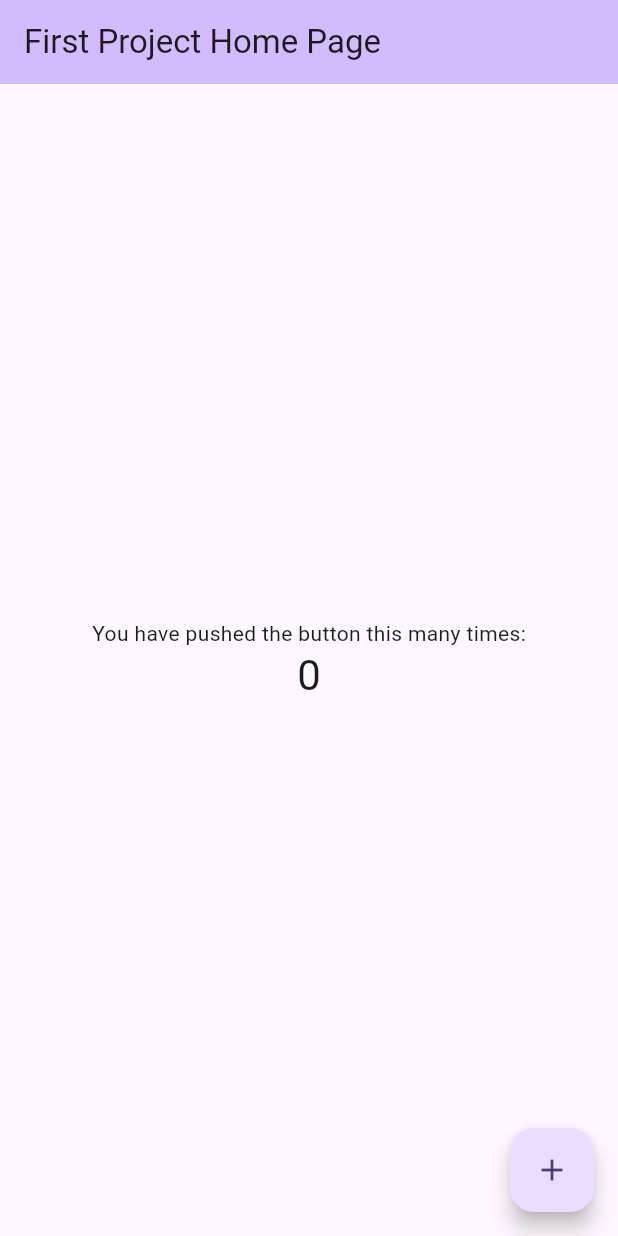
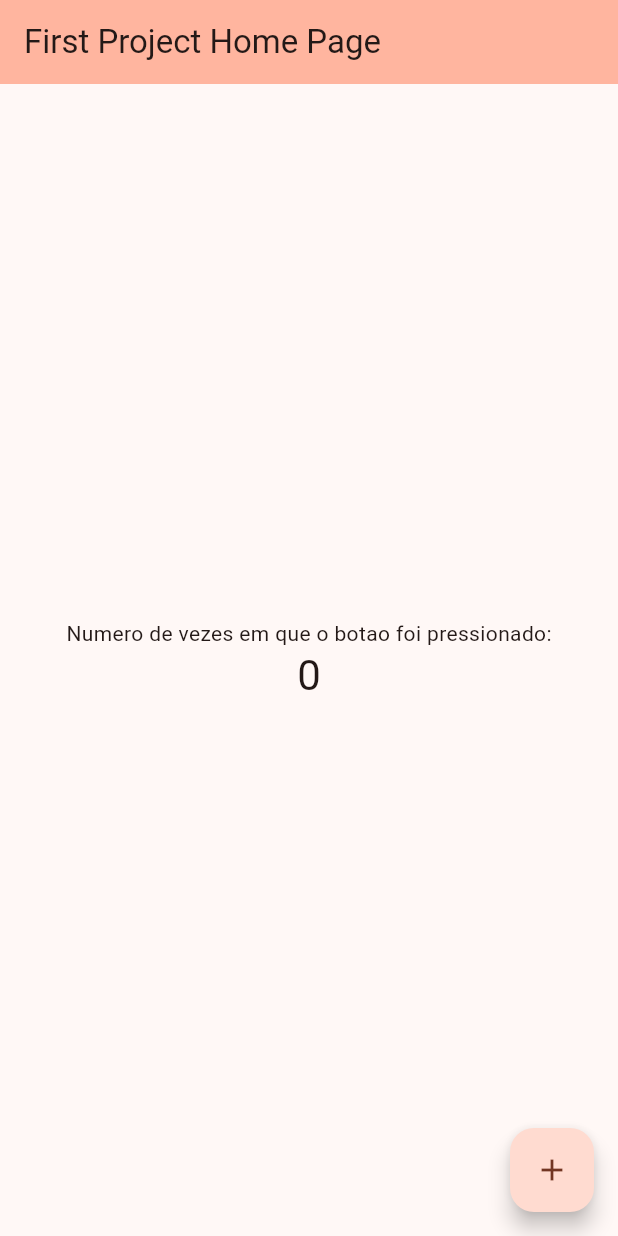
Before and after one commit to ArturSslva/first_project_dio_artur, a Flutter app: the screen it shows after launch, on a phone screen of 412 x 824 dp. Run offline on Flutter 3.47's test engine with Material 2 defaults, Android fonts, the light colour scheme and no system bars.

Commit message:
remove comentarios, ajusta texto e troca cor

```diff
--- a/lib/main.dart
+++ b/lib/main.dart
@@ -13,22 +13,7 @@ class MyApp extends StatelessWidget {
     return MaterialApp(
       title: 'Flutter Demo',
       theme: ThemeData(
-        // This is the theme of your application.
-        //
-        // TRY THIS: Try running your application with "flutter run". You'll see
-        // the application has a blue toolbar. Then, without quitting the app,
-        // try changing the seedColor in the colorScheme below to Colors.green
-        // and then invoke "hot reload" (save your changes or press the "hot
-        // reload" button in a Flutter-supported IDE, or press "r" if you used
-        // the command line to start the app).
-        //
-        // Notice that the counter didn't reset back to zero; the application
-        // state is not lost during the reload. To reset the state, use hot
-        // restart instead.
-        //
-        // This works for code too, not just values: Most code changes can be
-        // tested with just a hot reload.
-        colorScheme: ColorScheme.fromSeed(seedColor: Colors.deepPurple),
+        colorScheme: ColorScheme.fromSeed(seedColor: Colors.deepOrangeAccent),
         useMaterial3: true,
       ),
       home: const MyHomePage(title: 'First Project Home Page'),
@@ -38,16 +23,6 @@ class MyApp extends StatelessWidget {
 
 class MyHomePage extends StatefulWidget {
   const MyHomePage({super.key, required this.title});
-
-  // This widget is the home page of your application. It is stateful, meaning
-  // that it has a State object (defined below) that contains fields that affect
-  // how it looks.
-
-  // This class is the configuration for the state. It holds the values (in this
-  // case the title) provided by the parent (in this case the App widget) and
-  // used by the build method of the State. Fields in a Widget subclass are
-  // always marked "final".
-
   final String title;
 
   @override
@@ -59,54 +34,23 @@ class _MyHomePageState extends State<MyHomePage> {
 
   void _incrementCounter() {
     setState(() {
-      // This call to setState tells the Flutter framework that something has
-      // changed in this State, which causes it to rerun the build method below
-      // so that the display can reflect the updated values. If we changed
-      // _counter without calling setState(), then the build method would not be
-      // called again, and so nothing would appear to happen.
       _counter++;
     });
   }
 
   @override
   Widget build(BuildContext context) {
-    // This method is rerun every time setState is called, for instance as done
-    // by the _incrementCounter method above.
-    //
-    // The Flutter framework has been optimized to make rerunning build methods
-    // fast, so that you can just rebuild anything that needs updating rather
-    // than having to individually change instances of widgets.
     return Scaffold(
       appBar: AppBar(
-        // TRY THIS: Try changing the color here to a specific color (to
-        // Colors.amber, perhaps?) and trigger a hot reload to see the AppBar
-        // change color while the other colors stay the same.
         backgroundColor: Theme.of(context).colorScheme.inversePrimary,
-        // Here we take the value from the MyHomePage object that was created by
-        // the App.build method, and use it to set our appbar title.
         title: Text(widget.title),
       ),
       body: Center(
-        // Center is a layout widget. It takes a single child and positions it
-        // in the middle of the parent.
         child: Column(
-          // Column is also a layout widget. It takes a list of children and
-          // arranges them vertically. By default, it sizes itself to fit its
-          // children horizontally, and tries to be as tall as its parent.
-          //
-          // Column has various properties to control how it sizes itself and
-          // how it positions its children. Here we use mainAxisAlignment to
-          // center the children vertically; the main axis here is the vertical
-          // axis because Columns are vertical (the cross axis would be
-          // horizontal).
-          //
-          // TRY THIS: Invoke "debug painting" (choose the "Toggle Debug Paint"
-          // action in the IDE, or press "p" in the console), to see the
-          // wireframe for each widget.
           mainAxisAlignment: MainAxisAlignment.center,
           children: <Widget>[
             const Text(
-              'You have pushed the button this many times:',
+              'Numero de vezes em que o botao foi pressionado:',
             ),
             Text(
               '$_counter',
```
